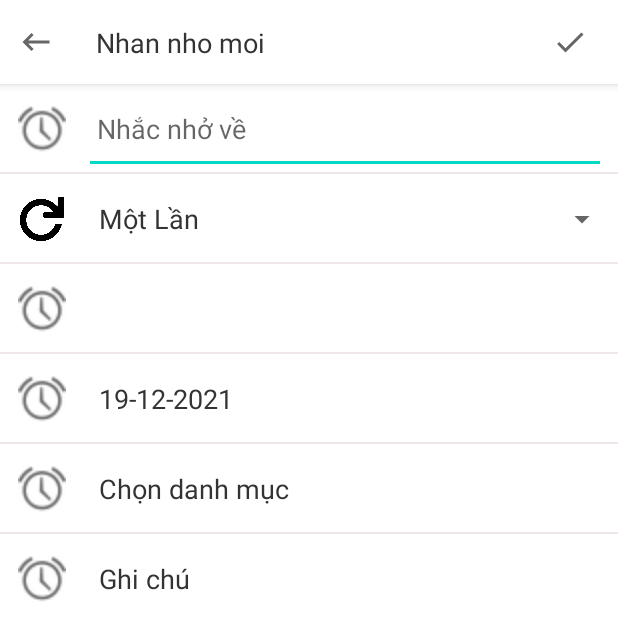
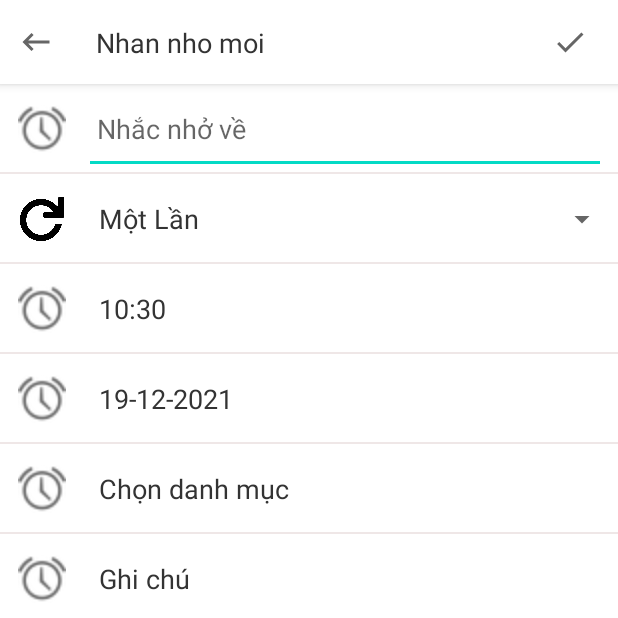
Before and after one commit to frgryr2001/Time-Planner-App, an Android app: the AddReminderActivity screen opened directly, with no data from a screen before it, on a phone screen of 412 x 824 dp, the top half of it. Run offline under Robolectric (Android 15) with nearby library versions, the phone set to English and light mode, and no system bars.

Commit message:
Update time current in AddReminderActivity

```diff
--- a/app/src/main/java/com/example/myapplication/Activity/AddReminderActivity.java
+++ b/app/src/main/java/com/example/myapplication/Activity/AddReminderActivity.java
@@ -47,7 +47,8 @@ public class AddReminderActivity extends AppCompatActivity {
                 finish();
             }
         });
-
+        String currentTime = new SimpleDateFormat("HH:mm", Locale.getDefault()).format(new Date());
+        tvTime.setText(currentTime);
         // Xử lý sự kiện click Time Picker -> chọn thời gian
         rowTime.setOnClickListener(new View.OnClickListener() {
             @Override
```
